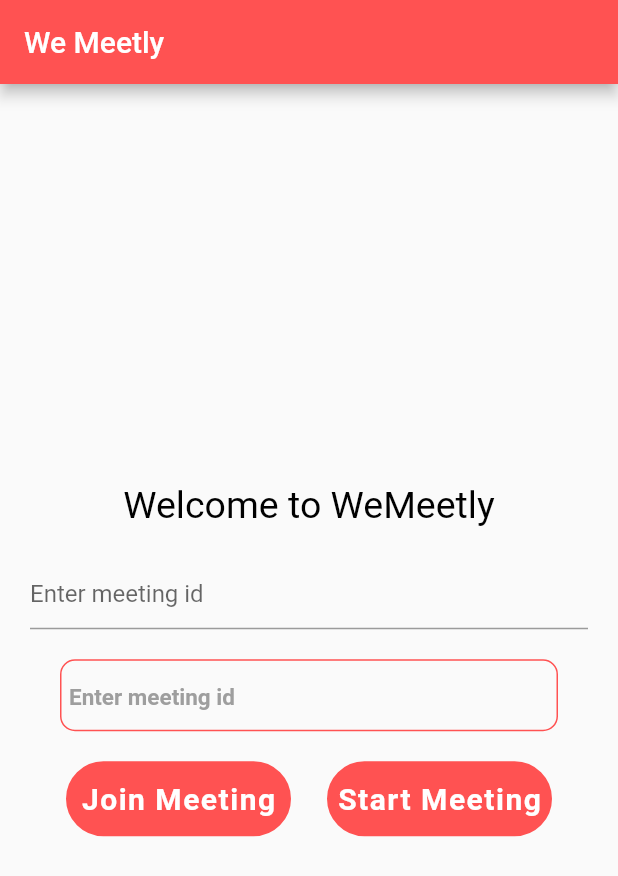
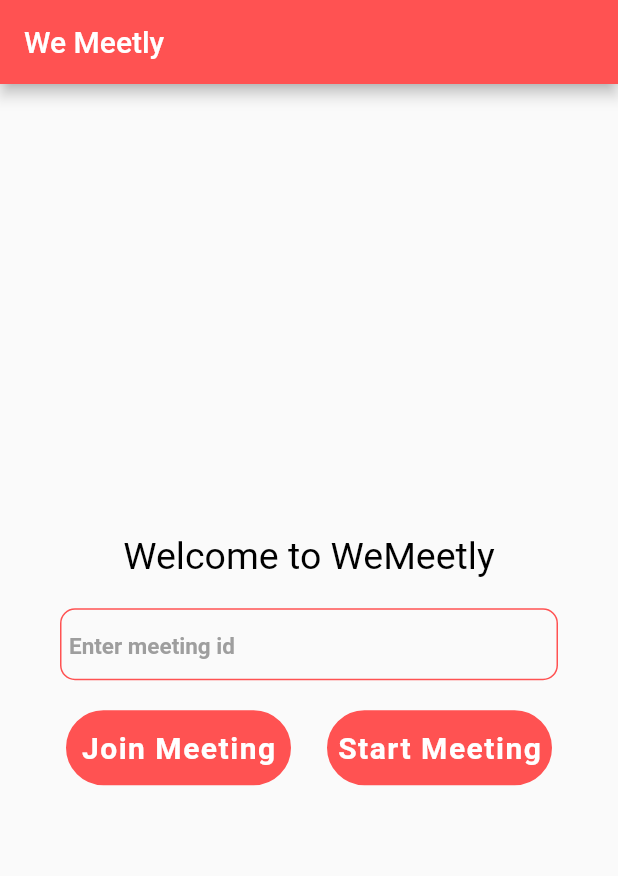
Before and after one commit to saurabhraturi2000/flutter-meeting-app, a Flutter app: the screen it shows after launch, on a phone screen of 412 x 824 dp. Shown: the top 876 px of the screen. Run offline on Flutter 3.47's test engine with Material 2 defaults, Android fonts, the phone set to English and light mode, and no system bars; our stand-ins replace shared_preferences, snippet_coder_utils; missing offline and left inert: flutter_webrtc, flutter_webrtc_wrapper.

```diff
--- a/we_meetly/lib/pages/home_screen.dart
+++ b/we_meetly/lib/pages/home_screen.dart
@@ -43,23 +43,23 @@ class _HomeScreenState extends State<HomeScreen> {
             const SizedBox(
               height: 20,
             ),
-            TextFormField(
-              decoration: const InputDecoration(
-                hintText: 'Enter meeting id',
-              ),
-              validator: (String? value) {
-                if (value == null || value.isEmpty) {
-                  return 'Please enter some text';
-                }
-                return null;
-              },
-              onSaved: (value) {
-                meetingId = value!;
-              },
-            ),
-            const SizedBox(
-              height: 20,
-            ),
+            // TextFormField(
+            //   decoration: const InputDecoration(
+            //     hintText: 'Enter meeting id',
+            //   ),
+            //   validator: (String? value) {
+            //     if (value == null || value.isEmpty) {
+            //       return 'Please enter some text';
+            //     }
+            //     return null;
+            //   },
+            //   onSaved: (value) {
+            //     meetingId = value!;
+            //   },
+            // ),
+            // const SizedBox(
+            //   height: 20,
+            // ),
             FormHelper.inputFieldWidget(
               context,
               "meetingId",
```
Also changed, not shown: 2 other files.
